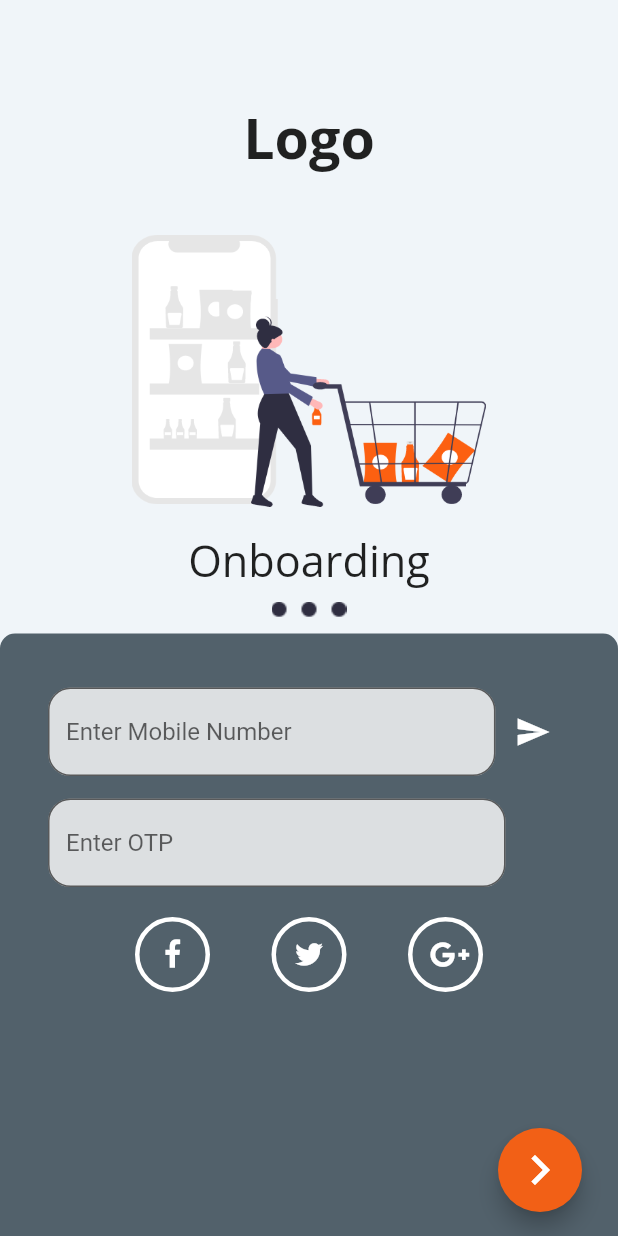
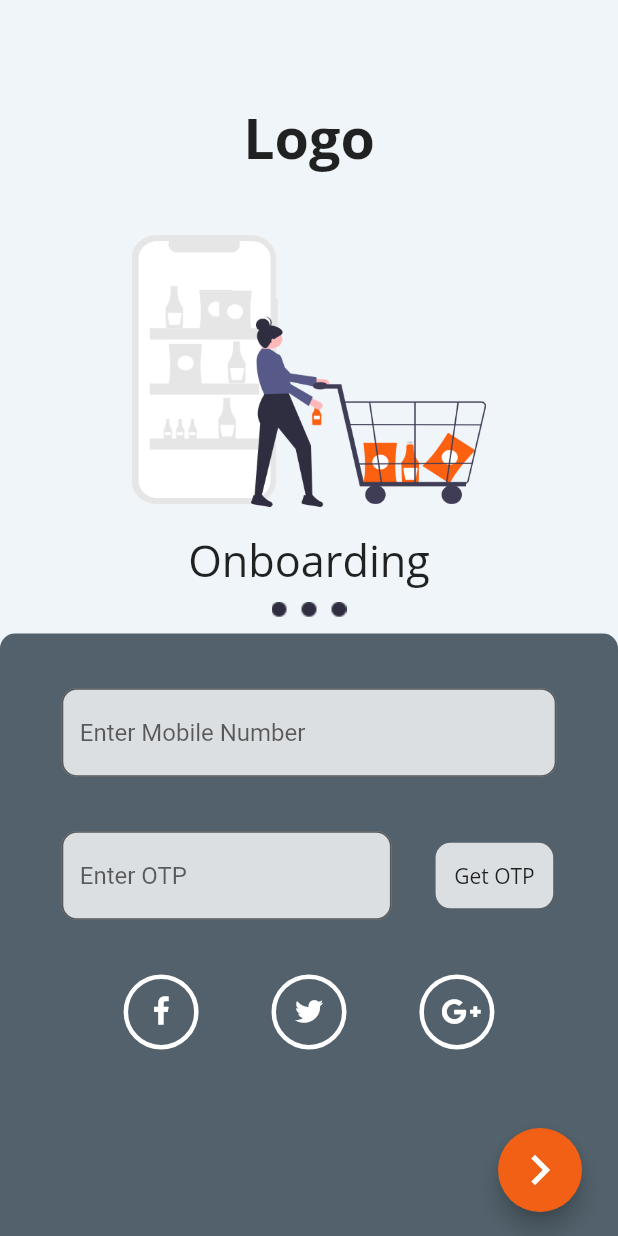
Before and after one commit to axactstudios/groceryapp, a Flutter app: the Profile screen opened directly, after a tap on "Log Out", on a phone screen of 412 x 824 dp. Run offline on Flutter 3.47's test engine with Material 2 defaults, Android fonts, the phone set to English and light mode, and no system bars; our stand-ins replace firebase_auth, firebase_database, flutter_spinkit, fluttertoast, getwidget, google_fonts and 5 more; missing offline and left inert: geocoder, gps, latlng, map; accounts and stored records are empty; network calls fail.

Commit message:
UI Done 🤘

```diff
--- a/lib/Screens/LoginScreen.dart
+++ b/lib/Screens/LoginScreen.dart
@@ -23,6 +23,8 @@ class _LoginPageState extends State<LoginPage> {
   @override
   Widget build(BuildContext context) {
     final pHeight = MediaQuery.of(context).size.height;
+    final pWidth = MediaQuery.of(context).size.width;
+
     return Scaffold(
       resizeToAvoidBottomInset: false,
       backgroundColor: kPrimaryColor,
@@ -74,18 +76,12 @@ class _LoginPageState extends State<LoginPage> {
                     child: Column(
                       mainAxisSize: MainAxisSize.max,
                       children: <Widget>[
+                        Spacer(),
                         Padding(
-                          padding: const EdgeInsets.only(
-                            left: 32.0,
-                            right: 32,
-                            top: 36,
+                          padding: EdgeInsets.only(
+                            left: pWidth * 0.1,
+                            right: pWidth * 0.1,
                           ),
-                          child: Row(
-                            mainAxisAlignment: MainAxisAlignment.center,
-                            crossAxisAlignment: CrossAxisAlignment.center,
-                            children: [
-                              Expanded(
-                                flex: 6,
                           child: TextFormField(
                             validator: (value) {
                               if (value.length < 10) {
@@ -99,37 +95,25 @@ class _LoginPageState extends State<LoginPage> {
                               filled: true,
                               fillColor: kFormColor,
                               border: OutlineInputBorder(
-                                      borderRadius: BorderRadius.circular(15),
+                                borderRadius: BorderRadius.circular(10),
                               ),
                               hintText: 'Enter Mobile Number',
                             ),
                             keyboardType: TextInputType.phone,
                           ),
                         ),
+                        Spacer(),
+                        Padding(
+                          padding: EdgeInsets.only(
+                            left: pWidth * 0.1,
+                            right: pWidth * 0.1,
+                          ),
+                          child: Row(
+                            mainAxisAlignment: MainAxisAlignment.center,
+                            crossAxisAlignment: CrossAxisAlignment.center,
+                            children: [
                               Expanded(
-                                flex: 1,
-                                child: Align(
-                                  alignment: Alignment.center,
-                                  child: InkWell(
-                                    onTap: () {
-                                      _onVerifyCode();
-                                    },
-                                    child: Icon(
-                                      Icons.send,
-                                      color: Colors.white,
-                                    ),
-                                  ),
-                                ),
-                              ),
-                            ],
-                          ),
-                        ),
-                        Padding(
-                          padding: const EdgeInsets.only(
-                            left: 32.0,
-                            right: 75,
-                            top: 15,
-                          ),
+                                flex: 8,
                                 child: TextFormField(
                                   validator: (value) {
                                     if (value.length < 6) {
@@ -143,16 +127,48 @@ class _LoginPageState extends State<LoginPage> {
                                     filled: true,
                                     fillColor: kFormColor,
                                     border: OutlineInputBorder(
-                                borderRadius: BorderRadius.circular(15),
+                                      borderRadius: BorderRadius.circular(10),
                                     ),
                                     hintText: 'Enter OTP',
                                   ),
                                   keyboardType: TextInputType.number,
                                 ),
                               ),
+                              Expanded(
+                                flex: 1,
+                                child: Container(),
+                              ),
+                              Expanded(
+                                flex: 3,
+                                child: Align(
+                                  alignment: Alignment.center,
+                                  child: InkWell(
+                                      onTap: () {
+                                        _onVerifyCode();
+                                      },
+                                      child: Container(
+                                          decoration: BoxDecoration(
+                                              color: kFormColor,
+                                              borderRadius: BorderRadius.all(
+                                                  Radius.circular(10))),
+                                          child: Padding(
+                                            padding:
+                                                EdgeInsets.all(pWidth * 0.03),
+                                            child: Text(
+                                              'Get OTP',
+                                              textAlign: TextAlign.center,
+                                              style: GoogleFonts.openSans(),
+                                            ),
+                                          ))),
+                                ),
+                              ),
+                            ],
+                          ),
+                        ),
+                        Spacer(),
                         Padding(
-                          padding: const EdgeInsets.only(
-                              top: 20, left: 90, right: 90),
+                          padding: EdgeInsets.only(
+                              left: pWidth * 0.2, right: pWidth * 0.2),
                           child: Row(
                             mainAxisAlignment: MainAxisAlignment.spaceBetween,
                             children: <Widget>[
--- a/lib/Screens/Profile.dart
+++ b/lib/Screens/Profile.dart
@@ -3,6 +3,12 @@ import 'package:firebase_database/firebase_database.dart';
 import 'package:flutter/material.dart';
 import 'package:flutter_spinkit/flutter_spinkit.dart';
 import 'package:geocoder/geocoder.dart';
+import 'package:google_fonts/google_fonts.dart';
+import 'package:google_fonts/google_fonts.dart';
+import 'package:google_fonts/google_fonts.dart';
+import 'package:google_fonts/google_fonts.dart';
+import 'package:google_fonts/google_fonts.dart';
+import 'package:google_fonts/google_fonts.dart';
 import 'package:groceryapp/Classes/Constants.dart';
 import 'package:groceryapp/Classes/User.dart';
 import 'package:groceryapp/Screens/LoginScreen.dart';
@@ -72,9 +78,8 @@ class _ProfileState extends State<Profile> {
               padding: const EdgeInsets.only(left: 24.0, top: 8),
               child: Text(
                 'Profile',
-                style: TextStyle(
+                style: GoogleFonts.openSans(
                     color: kSecondaryColor,
-                    fontFamily: 'Poppins',
                     fontSize: pHeight * 0.035,
                     fontWeight: FontWeight.bold),
               ),
@@ -95,7 +100,7 @@ class _ProfileState extends State<Profile> {
                 ? Container(
                     color: Colors.white,
                     child: Padding(
-                      padding: const EdgeInsets.all(8.0),
+                      padding: EdgeInsets.all(8.0),
                       child: Row(
                         crossAxisAlignment: CrossAxisAlignment.start,
                         children: [
@@ -110,20 +115,18 @@ class _ProfileState extends State<Profile> {
                             crossAxisAlignment: CrossAxisAlignment.start,
                             children: [
                               Text(userData.name,
-                                  style: TextStyle(
+                                  style: GoogleFonts.openSans(
                                     fontWeight: FontWeight.bold,
                                     fontSize: 18,
-                                    fontFamily: 'Poppins',
                                   )),
                               Text('Delivery Address',
-                                  style: TextStyle(
+                                  style: GoogleFonts.openSans(
                                     fontWeight: FontWeight.bold,
                                     fontSize: 14,
                                     color: kSecondaryColor,
-                                    fontFamily: 'Poppins',
                                   )),
                               Container(
-                                  width: pWidth / 1.4,
+                                  width: pWidth * 0.7,
                                   child: Text(userData.address)),
                               Text('Pin- ${userData.zip}'),
                               Text('Phone- ${userData.phoneNo}')
@@ -145,26 +148,25 @@ class _ProfileState extends State<Profile> {
                 _launchURL('https://www.google.com/');
               },
               child: Padding(
-                padding: const EdgeInsets.symmetric(vertical: 19.5),
+                padding: EdgeInsets.symmetric(vertical: pHeight * 0.01),
                 child: Row(
                   children: [
-                    SizedBox(
-                      width: pWidth * 0.144,
-                    ),
+                    Spacer(),
                     Icon(
                       Icons.info_outline,
                       size: 40,
                     ),
-                    SizedBox(
-                      width: pWidth * 0.0853,
-                    ),
+                    Spacer(),
                     Text(
                       'About',
-                      style: TextStyle(
+                      style: GoogleFonts.openSans(
                           fontSize: 25,
                           fontWeight: FontWeight.w600,
                           color: Colors.black),
-                    )
+                    ),
+                    Spacer(
+                      flex: 3,
+                    ),
                   ],
                 ),
               ),
@@ -183,26 +185,25 @@ class _ProfileState extends State<Profile> {
                 _launchURL('https://www.google.com/');
               },
               child: Padding(
-                padding: const EdgeInsets.symmetric(vertical: 19.5),
+                padding: EdgeInsets.symmetric(vertical: pHeight * 0.01),
                 child: Row(
                   children: [
-                    SizedBox(
-                      width: pWidth * 0.144,
-                    ),
+                    Spacer(),
                     Icon(
                       Icons.warning,
                       size: 40,
                     ),
-                    SizedBox(
-                      width: pWidth * 0.0853,
-                    ),
+                    Spacer(),
                     Text(
                       'Send Feedback',
-                      style: TextStyle(
+                      style: GoogleFonts.openSans(
                           fontSize: 25,
                           fontWeight: FontWeight.w600,
                           color: Colors.black),
-                    )
+                    ),
+                    Spacer(
+                      flex: 1,
+                    ),
                   ],
                 ),
               ),
@@ -222,26 +223,23 @@ class _ProfileState extends State<Profile> {
                 pushNewScreen(context, screen: LoginPage(), withNavBar: false);
               },
               child: Padding(
-                padding: const EdgeInsets.symmetric(vertical: 19.5),
+                padding: EdgeInsets.symmetric(vertical: pHeight * 0.01),
                 child: Row(
                   children: [
-                    SizedBox(
-                      width: pWidth * 0.144,
-                    ),
+                    Spacer(),
                     Icon(
                       Icons.exit_to_app,
                       size: 40,
                     ),
-                    SizedBox(
-                      width: pWidth * 0.0853,
-                    ),
+                    Spacer(),
                     Text(
                       'Log Out',
-                      style: TextStyle(
+                      style: GoogleFonts.openSans(
                           fontSize: 25,
                           fontWeight: FontWeight.w600,
                           color: Colors.black),
-                    )
+                    ),
+                    Spacer(flex: 3),
                   ],
                 ),
               ),
```
Also changed, not shown: lib/Screens/Cart.dart (+39 -75 lines), lib/Screens/Home.dart (+2 -5 lines), lib/Screens/Orders.dart (+16 -24 lines), lib/Screens/RegistrationPage.dart (+31 -31 lines), lib/Widgets/SearchBar.dart (+0 -26 lines), lib/Widgets/UserGreetingBar.dart (+10 -14 lines). Lines whose indentation alone changed are shown as unchanged.
